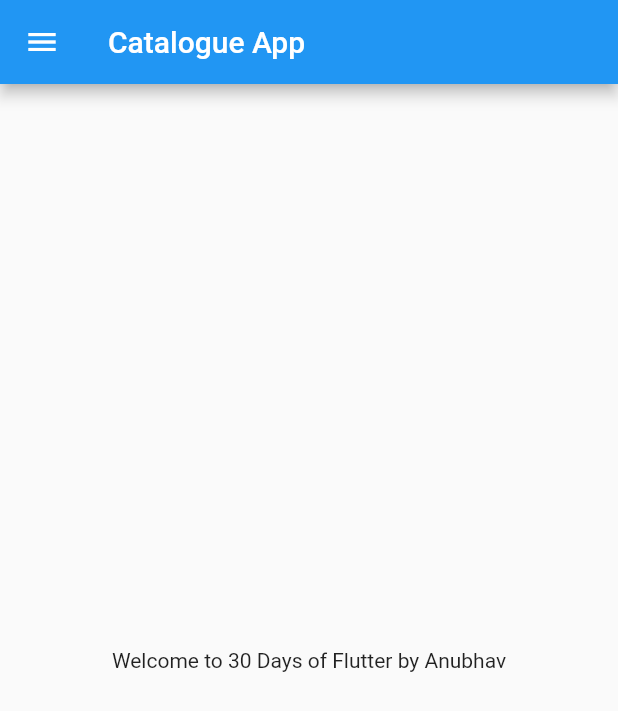
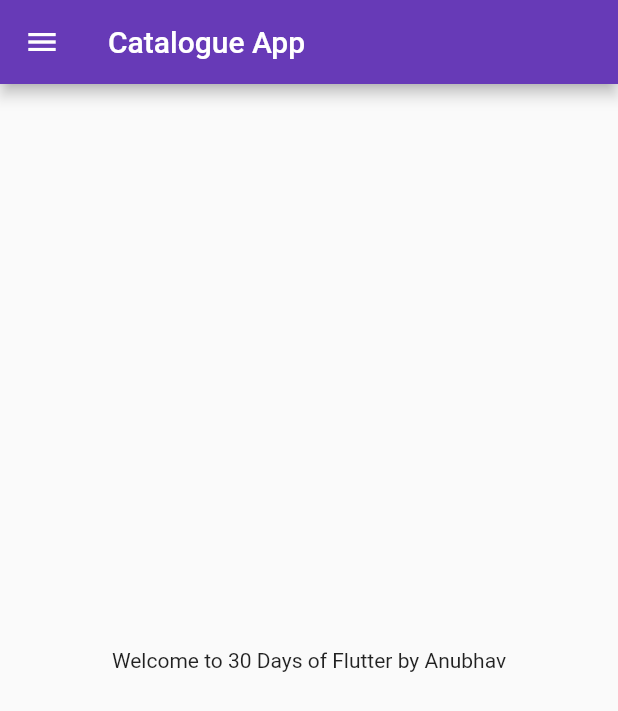
Before and after one commit to anubhavbagri/codepur-30DaysOfFlutter, a Flutter app: the screen it shows after launch, on a phone screen of 412 x 824 dp. Shown: the top 711 px of the screen. Run offline on Flutter 3.47's test engine with Material 2 defaults, Android fonts, the phone set to English and light mode, and no system bars.

Commit message:
[+] Day 3

```diff
--- a/lib/main.dart
+++ b/lib/main.dart
@@ -1,6 +1,6 @@
 import 'package:flutter/material.dart';
-
-import 'home_page.dart';
+import 'pages/login_page.dart';
+import 'pages/home_page.dart';
 
 void main() {
   runApp(MyApp());
@@ -9,22 +9,32 @@
 // ignore: use_key_in_widget_constructors
 class MyApp extends StatelessWidget {
   // const MyApp({Key? key}) : super(key: key)
-
   @override
   Widget build(BuildContext context) {
-
-    // double p = 66.39;
-    // bool isMale = true;
-    // num temp = 30.5;
-
-    // var day = "Thursday";
-    // var dayNum = 4;
-    // const pi = 3.14;
-
-    // final
-
+    // bringVegetables(rupees: 50);
+    // bringVegetables(thaila: true);
     return MaterialApp(
-      home: HomePage(),
+      // home: HomePage(),
+      themeMode: ThemeMode.light,
+      // themeMode: ThemeMode.dark,
+      theme: ThemeData(primarySwatch: Colors.deepPurple),
+      darkTheme:
+          ThemeData(brightness: Brightness.dark, primarySwatch: Colors.red),
+      initialRoute: "/home",
+      routes: {
+        "/": (context) => LoginPage(),
+        "/home": (context) => HomePage(),
+        "/login": (context) => LoginPage(),
+      },
     );
   }
+
+  //default value of rupees is 100 and thaila is false
+  // bringVegetables({
+  //   @required bool? thaila, //supplying thaila's value is compulsory
+  //   int rupees = 100,
+  // }) {
+  //   // Take cycle
+  //   //Go to Sec 16 market
+  // }
 }
```
Also changed, not shown: lib/pages/login_page.dart (added, +22 -0 lines), lib/pages/home_page.dart (renamed from lib/home_page.dart).
